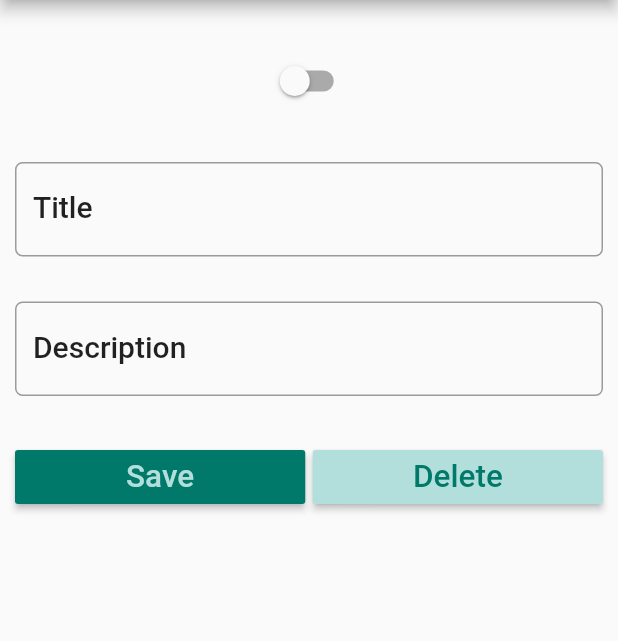
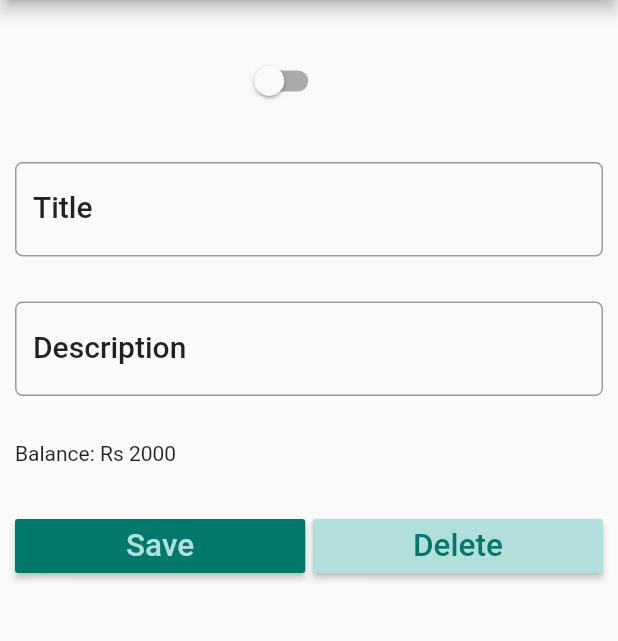
Before and after one commit to parthgoe1/My-Budget-App, a Flutter app: the screen it shows after launch, on a phone screen of 412 x 824 dp, the part 84-725 px from its top. Run offline on Flutter 3.47's test engine with Material 2 defaults, Android fonts, the phone set to English and light mode, and no system bars.

Commit message:
budget added in topic detail

```diff
--- a/lib/screens/TopicDetail.dart
+++ b/lib/screens/TopicDetail.dart
@@ -26,9 +26,10 @@ class TopicDetailState extends State<TopicDetail> {
         padding: EdgeInsets.only(top: 15.0, left: 10.0, right: 10.0),
         child: ListView(
           children: <Widget>[
+
             //First element
-            Padding(
-              padding: EdgeInsets.only(top: 15.0, bottom: 15.0),
+            Container(
+              padding: EdgeInsets.only(top: 15.0, bottom: 15.0, left: 15.0, right: 49.0),
               child: Switch(
                   value: _enabled,
                   onChanged: (bool value) {
@@ -37,6 +38,7 @@ class TopicDetailState extends State<TopicDetail> {
                     });
                   }),
             ),
+
 
             //Second Element
             Padding(
@@ -70,6 +72,12 @@ class TopicDetailState extends State<TopicDetail> {
                     border: OutlineInputBorder(
                         borderRadius: BorderRadius.circular(5.0))),
               ),
+            ),
+
+            //Three.Five Element
+            Padding(
+              padding: EdgeInsets.only(top: 15.0, bottom: 15.0),
+              child: Text("Balance: Rs 2000"),
             ),
 
             //Fourth Element
```
